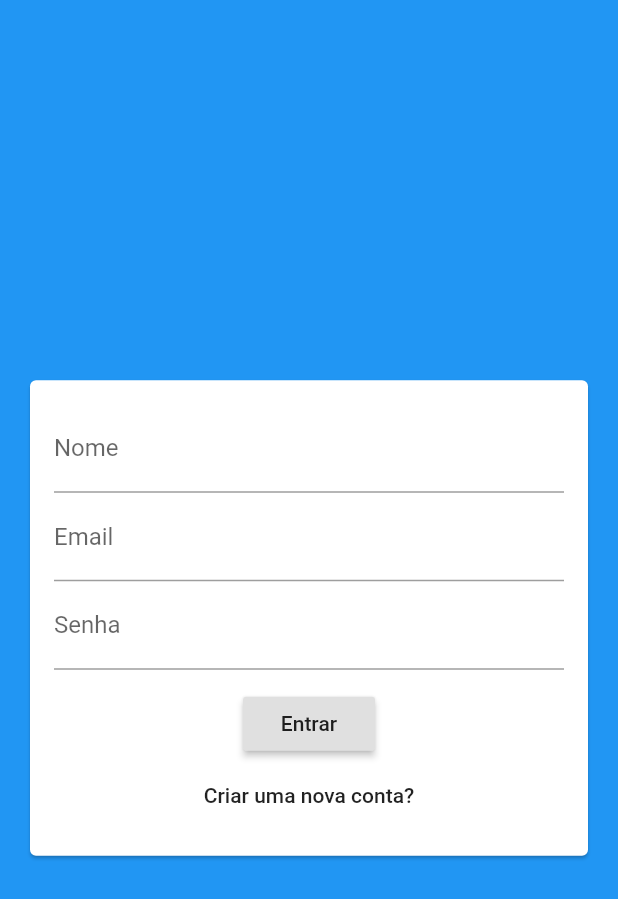
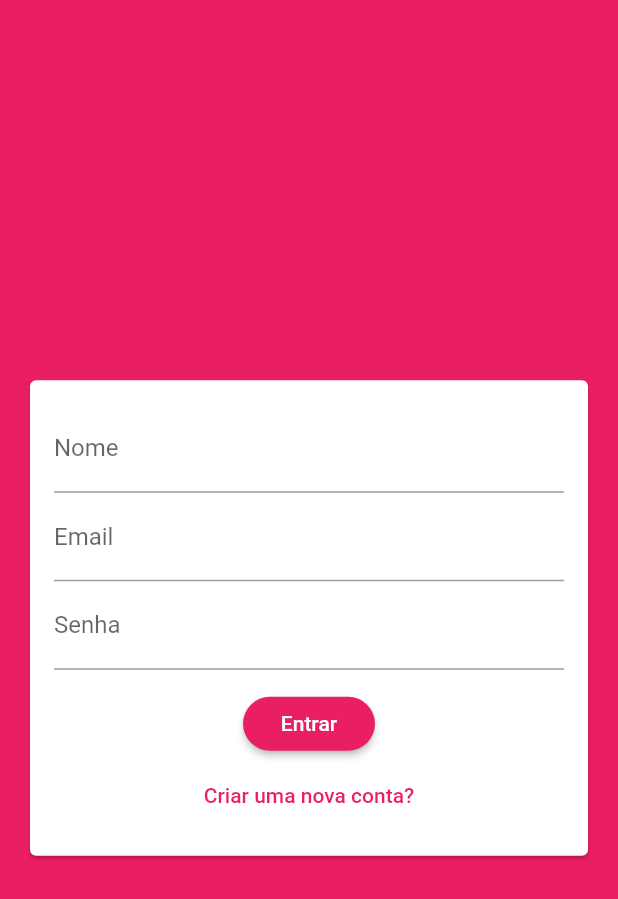
Before and after one commit to GabrielDVpereira/chat-firebase, a Flutter app: the screen it shows after launch, on a phone screen of 412 x 824 dp. Shown: the top 899 px of the screen. Run offline on Flutter 3.47's test engine with Material 2 defaults, Android fonts, the phone set to English and light mode, and no system bars; our stand-ins replace cloud_firestore, firebase_core; accounts and stored records are empty.

Commit message:
apply global styles

```diff
--- a/lib/main.dart
+++ b/lib/main.dart
@@ -15,7 +15,15 @@ class MyApp extends StatelessWidget {
     return MaterialApp(
         title: 'Flutter Chat',
         theme: ThemeData(
-          primarySwatch: Colors.blue,
+          primarySwatch: Colors.pink,
+          backgroundColor: Colors.pink,
+          accentColor: Colors.deepPurple,
+          accentColorBrightness: Brightness.dark,
+          buttonTheme: ButtonTheme.of(context).copyWith(
+              buttonColor: Colors.pink,
+              textTheme: ButtonTextTheme.primary,
+              shape: RoundedRectangleBorder(
+                  borderRadius: BorderRadius.circular(20))),
           visualDensity: VisualDensity.adaptivePlatformDensity,
         ),
         home: AuthScreen());
--- a/lib/widgets/auth_form.dart
+++ b/lib/widgets/auth_form.dart
@@ -35,6 +35,7 @@ class _AuthFormState extends State<AuthForm> {
                     onPressed: () {},
                   ),
                   FlatButton(
+                    textColor: Theme.of(context).primaryColor,
                     child: Text('Criar uma nova conta?'),
                     onPressed: () {},
                   )
```
